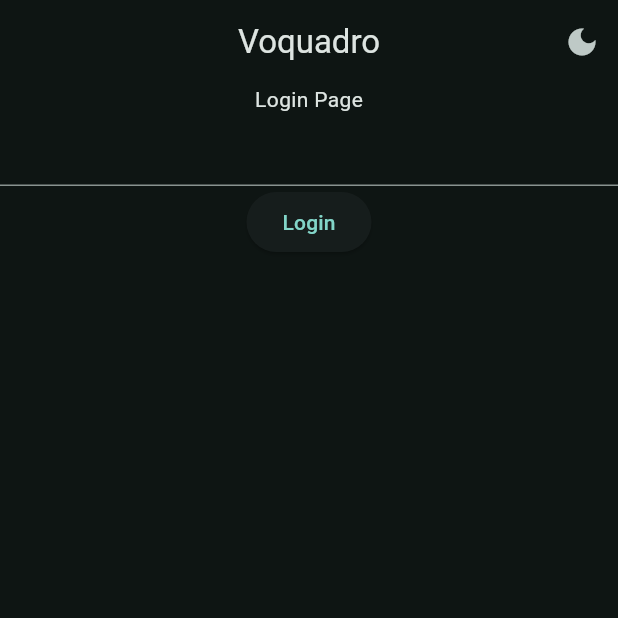
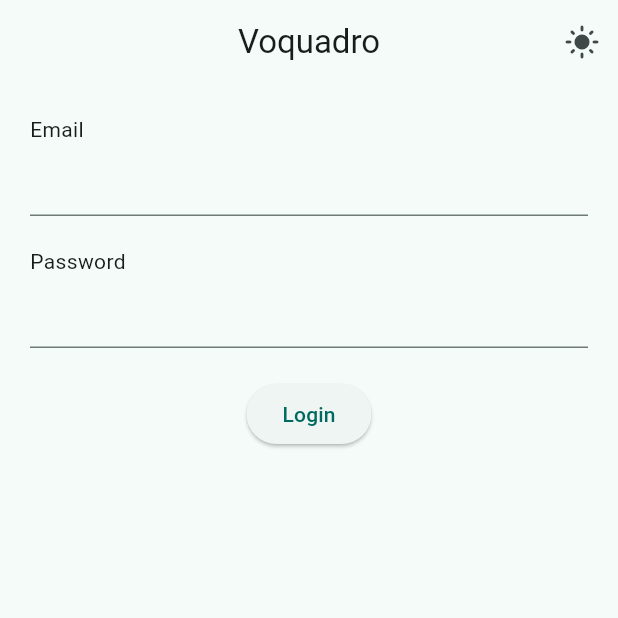
Before and after one commit to kemdav/voquadro, a Flutter app: the screen it shows after launch, on a phone screen of 412 x 824 dp, the top half of it. Run offline on Flutter 3.47's test engine with Material 3 defaults, Android fonts, the phone set to English and light mode, and no system bars; our stand-ins replace flutter_dotenv, supabase_flutter; accounts and stored records are empty.

Commit message:
feat: add placeholder login controls

```diff
--- a/lib/data/notifiers.dart
+++ b/lib/data/notifiers.dart
@@ -1,4 +1,4 @@
 import 'package:flutter/material.dart';
 
 ValueNotifier<int> selectedPageNotifier = ValueNotifier(0);
-ValueNotifier<bool> isDarkModeNotifier = ValueNotifier(true);
+ValueNotifier<bool> isDarkModeNotifier = ValueNotifier(false);
--- /dev/null
+++ b/lib/src/authentication/login.dart
@@ -0,0 +1,6 @@
+bool authenticateUser(String email, String password){
+  // Replace with actual authentication user using supabase Authentication
+
+  if (email=="kem" && password == "123" ){ return true;}
+  return false;
+}
--- a/lib/views/pages/authentication/login_page.dart
+++ b/lib/views/pages/authentication/login_page.dart
@@ -1,21 +1,62 @@
 import 'package:flutter/material.dart';
+import 'package:voquadro/src/authentication/login.dart';
 import 'package:voquadro/views/pages/home/main_page.dart';
-class LoginPage extends StatelessWidget {
+
+class LoginPage extends StatefulWidget {
   const LoginPage({super.key});
+
+  @override
+  State<LoginPage> createState() => _LoginPageState();
+}
+
+class _LoginPageState extends State<LoginPage> {
+  TextEditingController emailController = TextEditingController();
+  TextEditingController passwordController = TextEditingController();
+  bool invalidAuthentication = false;
 
   @override
   Widget build(BuildContext context) {
     return Scaffold(
-      body: Column(
-        children: [
-          Text('Login Page'),
-          TextField(),
-          ElevatedButton(onPressed: () {
-            Navigator.pushReplacement(context, MaterialPageRoute(builder: (context) {
-              return MainPage();
-            },));
-          }, child: Text('Login'))
-        ],
+      body: Padding(
+        padding: const EdgeInsets.all(20.0),
+        child: Column(
+          children: [
+            SizedBox(width: double.infinity, child: Text('Email')),
+            TextField(controller: emailController,),
+            SizedBox(height: 20),
+            SizedBox(width: double.infinity, child: Text('Password')),
+            TextField(controller : passwordController,),
+            SizedBox(height: 20),
+            invalidAuthentication == true ? Text('WRONG INFORMATION') : SizedBox(height: 0,),
+            ElevatedButton(
+              onPressed: () {
+                setState(() {
+                    invalidAuthentication = false;
+                  });
+                if (authenticateUser(
+                      emailController.text,
+                      passwordController.text,
+                    ) ==
+                    true) {
+                  Navigator.pushReplacement(
+                    context,
+                    MaterialPageRoute(
+                      builder: (context) {
+                        return MainPage();
+                      },
+                    ),
+                  );
+                } else {
+                  // Warning logic for mismatch of log information
+                  setState(() {
+                    invalidAuthentication = true;
+                  });
+                }
+              },
+              child: Text('Login'),
+            ),
+          ],
+        ),
       ),
     );
   }
```
